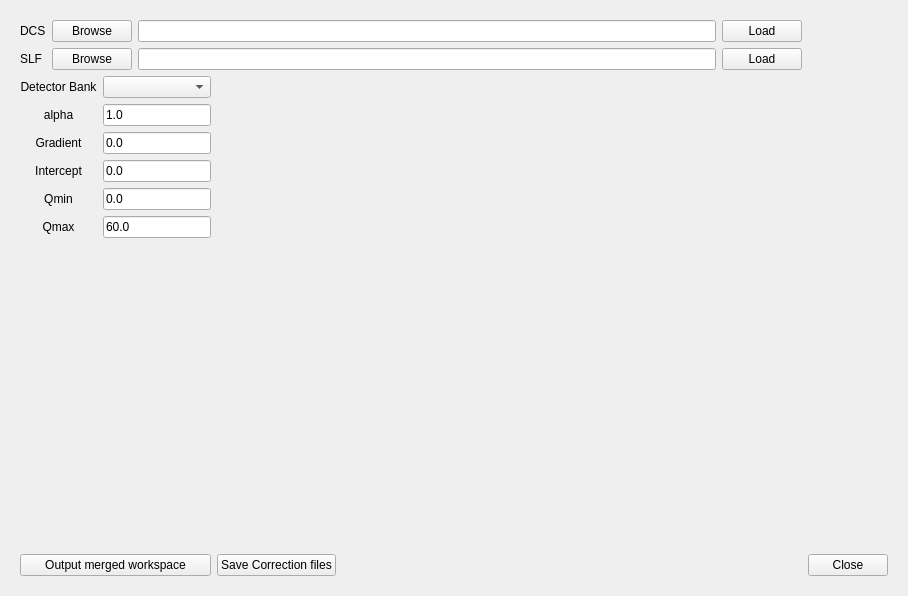
Before: the Qt Designer form scripts/MergeDetectorBanks/merge_banks.ui in stuartcampbell/mantid, drawn with Qt 5.
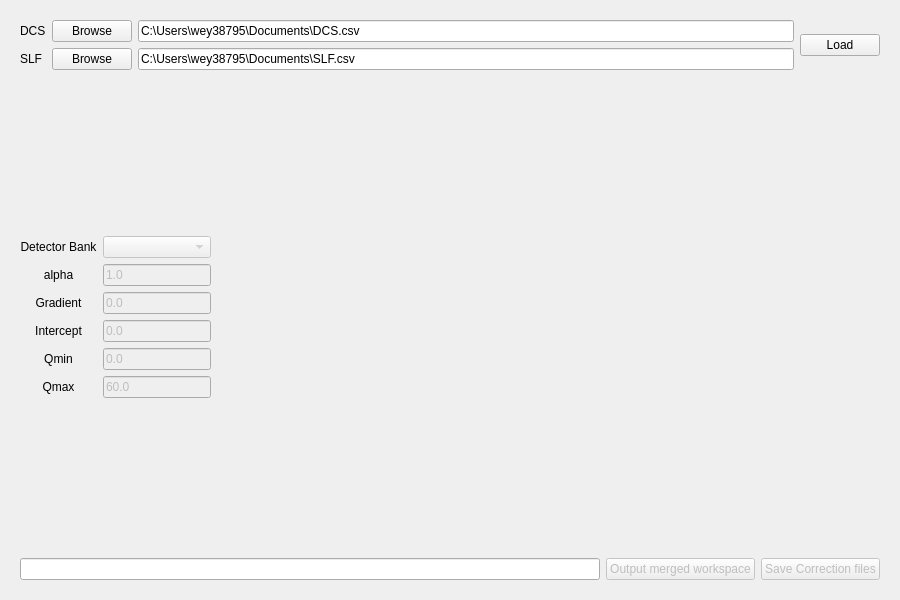
After: the same form once the commit is applied.

Commit message:
Load dcs and slf files and save output tables
this commit allows merge detectors to load dcs and slf files from the gui, and save the correction files to the same directory

```diff
--- a/scripts/MergeDetectorBanks/merge_banks.ui
+++ b/scripts/MergeDetectorBanks/merge_banks.ui
@@ -6,14 +6,20 @@
    <rect>
     <x>0</x>
     <y>0</y>
-    <width>908</width>
-    <height>596</height>
+    <width>900</width>
+    <height>600</height>
    </rect>
   </property>
+  <property name="minimumSize">
+   <size>
+    <width>800</width>
+    <height>600</height>
+   </size>
+  </property>
   <property name="windowTitle">
    <string>Form</string>
   </property>
-  <layout class="QGridLayout" name="gridLayout_2" rowstretch="0,0,1,3,0,0" columnstretch="0,0,1,0">
+  <layout class="QVBoxLayout" name="verticalLayout" stretch="0,1,1,0">
    <property name="leftMargin">
     <number>20</number>
    </property>
@@ -26,54 +32,14 @@
    <property name="bottomMargin">
     <number>20</number>
    </property>
-   <item row="3" column="0" colspan="4">
-    <layout class="QHBoxLayout" name="horizontalLayout">
      <item>
-      <layout class="QVBoxLayout" name="plt_1"/>
-     </item>
-     <item>
-      <layout class="QVBoxLayout" name="plt_2"/>
-     </item>
-    </layout>
-   </item>
-   <item row="5" column="2">
-    <spacer name="horizontalSpacer_2">
-     <property name="orientation">
-      <enum>Qt::Horizontal</enum>
-     </property>
-     <property name="sizeHint" stdset="0">
-      <size>
-       <width>40</width>
-       <height>20</height>
-      </size>
-     </property>
-    </spacer>
-   </item>
-   <item row="5" column="3">
-    <widget class="QPushButton" name="close_btn">
-     <property name="text">
-      <string>Close</string>
-     </property>
-    </widget>
-   </item>
-   <item row="5" column="1">
-    <widget class="QPushButton" name="save_correction_files_btn">
-     <property name="text">
-      <string>Save Correction files</string>
-     </property>
-    </widget>
-   </item>
-   <item row="5" column="0">
-    <widget class="QPushButton" name="output_merged_workspace_btn">
-     <property name="text">
-      <string>Output merged workspace</string>
-     </property>
-    </widget>
-   </item>
-   <item row="0" column="0" colspan="3">
-    <layout class="QGridLayout" name="gridLayout_3">
+    <layout class="QGridLayout" name="gridLayout_3" columnstretch="0,0,1,0">
      <item row="0" column="2">
-      <widget class="QLineEdit" name="dcs_directory"/>
+      <widget class="QLineEdit" name="dcs_directory">
+       <property name="text">
+        <string>C:\Users\wey38795\Documents\DCS.csv</string>
+       </property>
+      </widget>
      </item>
      <item row="0" column="1">
       <widget class="QPushButton" name="dcs_browse_btn">
@@ -82,13 +48,6 @@
        </property>
       </widget>
      </item>
-     <item row="0" column="3">
-      <widget class="QPushButton" name="dcs_load_btn">
-       <property name="text">
-        <string>Load</string>
-       </property>
-      </widget>
-     </item>
      <item row="1" column="1">
       <widget class="QPushButton" name="slf_browse_btn">
        <property name="text">
@@ -97,12 +56,9 @@
       </widget>
      </item>
      <item row="1" column="2">
-      <widget class="QLineEdit" name="slf_directory"/>
-     </item>
-     <item row="1" column="3">
-      <widget class="QPushButton" name="slf_load_btn">
+      <widget class="QLineEdit" name="slf_directory">
        <property name="text">
-        <string>Load</string>
+        <string>C:\Users\wey38795\Documents\SLF.csv</string>
        </property>
       </widget>
      </item>
@@ -120,15 +76,37 @@
        </property>
       </widget>
      </item>
+     <item row="0" column="3" rowspan="2">
+      <widget class="QPushButton" name="load_btn">
+       <property name="text">
+        <string>Load</string>
+       </property>
+      </widget>
+     </item>
     </layout>
    </item>
-   <item row="1" column="1" rowspan="2" colspan="3">
-    <layout class="QVBoxLayout" name="plt_3"/>
+   <item>
+    <layout class="QGridLayout" name="gridLayout_4" rowstretch="1,0,1" columnstretch="0,1">
+     <item row="2" column="0">
+      <spacer name="verticalSpacer">
+       <property name="orientation">
+        <enum>Qt::Vertical</enum>
+       </property>
+       <property name="sizeHint" stdset="0">
+        <size>
+         <width>20</width>
+         <height>40</height>
+        </size>
+       </property>
+      </spacer>
    </item>
    <item row="1" column="0">
     <layout class="QGridLayout" name="gridLayout" columnstretch="0,0">
      <item row="2" column="1">
       <widget class="QLineEdit" name="grad">
+         <property name="enabled">
+          <bool>false</bool>
+         </property>
        <property name="text">
         <string>0.0</string>
        </property>
@@ -145,7 +123,11 @@
       </widget>
      </item>
      <item row="0" column="1">
-      <widget class="QComboBox" name="detector_bank"/>
+        <widget class="QComboBox" name="detector_bank">
+         <property name="enabled">
+          <bool>false</bool>
+         </property>
+        </widget>
      </item>
      <item row="0" column="0">
       <widget class="QLabel" name="label_6">
@@ -169,6 +151,9 @@
      </item>
      <item row="3" column="1">
       <widget class="QLineEdit" name="intercept">
+         <property name="enabled">
+          <bool>false</bool>
+         </property>
        <property name="text">
         <string>0.0</string>
        </property>
@@ -196,6 +181,9 @@
      </item>
      <item row="1" column="1">
       <widget class="QLineEdit" name="alpha">
+         <property name="enabled">
+          <bool>false</bool>
+         </property>
        <property name="text">
         <string>1.0</string>
        </property>
@@ -203,6 +191,9 @@
      </item>
      <item row="5" column="1">
       <widget class="QLineEdit" name="q_max">
+         <property name="enabled">
+          <bool>false</bool>
+         </property>
        <property name="text">
         <string>60.0</string>
        </property>
@@ -210,6 +201,9 @@
      </item>
      <item row="4" column="1">
       <widget class="QLineEdit" name="q_min">
+         <property name="enabled">
+          <bool>false</bool>
+         </property>
        <property name="text">
         <string>0.0</string>
        </property>
@@ -222,6 +216,61 @@
        </property>
        <property name="alignment">
         <set>Qt::AlignCenter</set>
+         </property>
+        </widget>
+       </item>
+      </layout>
+     </item>
+     <item row="0" column="0">
+      <spacer name="verticalSpacer_2">
+       <property name="orientation">
+        <enum>Qt::Vertical</enum>
+       </property>
+       <property name="sizeHint" stdset="0">
+        <size>
+         <width>20</width>
+         <height>40</height>
+        </size>
+       </property>
+      </spacer>
+     </item>
+     <item row="0" column="1" rowspan="3">
+      <layout class="QVBoxLayout" name="plt_3"/>
+     </item>
+    </layout>
+   </item>
+   <item>
+    <layout class="QHBoxLayout" name="horizontalLayout">
+     <item>
+      <layout class="QVBoxLayout" name="plt_1"/>
+     </item>
+     <item>
+      <layout class="QVBoxLayout" name="plt_2"/>
+     </item>
+    </layout>
+   </item>
+   <item>
+    <layout class="QHBoxLayout" name="horizontalLayout_2" stretch="0,0,0">
+     <item>
+      <widget class="QLineEdit" name="output_name"/>
+     </item>
+     <item>
+      <widget class="QPushButton" name="output_merged_workspace_btn">
+       <property name="enabled">
+        <bool>false</bool>
+       </property>
+       <property name="text">
+        <string>Output merged workspace</string>
+       </property>
+      </widget>
+     </item>
+     <item>
+      <widget class="QPushButton" name="save_correction_files_btn">
+       <property name="enabled">
+        <bool>false</bool>
+       </property>
+       <property name="text">
+        <string>Save Correction files</string>
        </property>
       </widget>
      </item>
```
Lines whose indentation alone changed are shown as unchanged. The commit also changes 3 other files.
